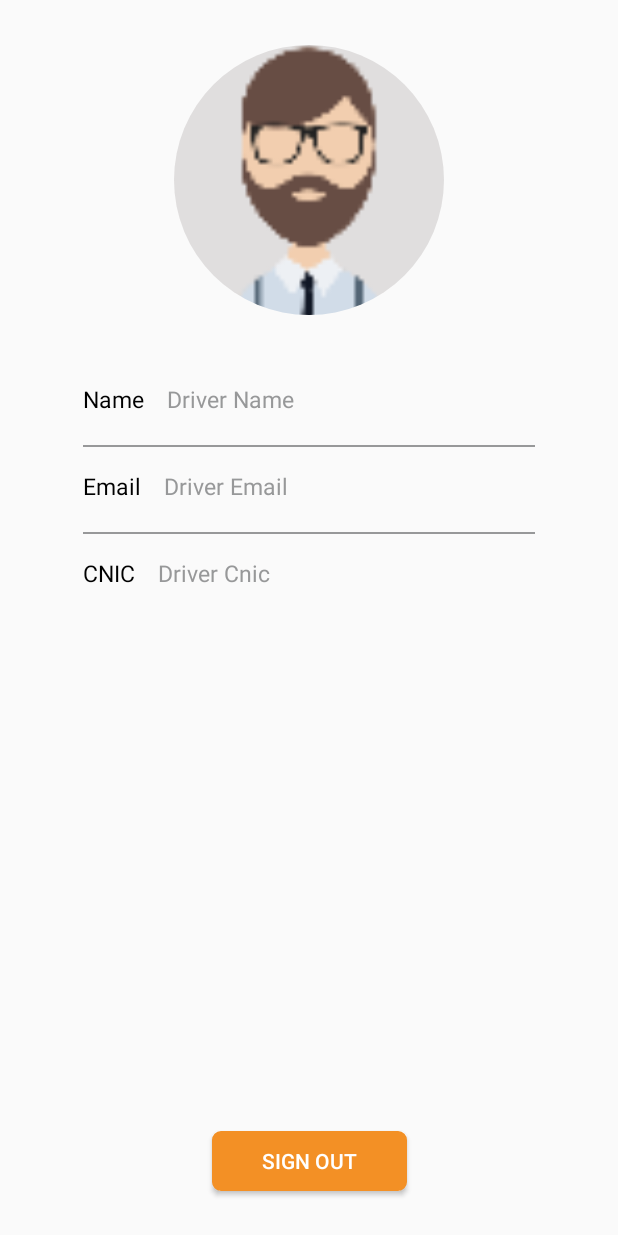
After one commit to shamisasghar/New-Logistics, an Android app: the layout fragment_profile.xml on its own in the app's theme, with its tools: preview values and no code run, on a phone screen of 412 x 824 dp. The commit adds this screen. Run offline under Robolectric (Android 15) with nearby library versions, the phone set to English and light mode, and no system bars.

Commit message:
profile fragment

```diff
--- a/app/build.gradle
+++ b/app/build.gradle
@@ -37,6 +37,8 @@ dependencies {
     compile "com.android.support:support-v4:$supportLib"
     compile "com.android.support:design:$supportLib"
     compile 'com.github.iammert:ExpandableLayout:1.4.1'
+    compile 'com.github.bumptech.glide:glide:3.7.0'
+    compile 'de.hdodenhof:circleimageview:2.2.0'
     compile 'com.squareup.okhttp3:logging-interceptor:3.6.0'
     compile 'com.google.android.gms:play-services-maps:10.0.1'
     compile 'com.google.android.gms:play-services-location:10.0.1'
--- a/app/src/main/java/com/hypernymbiz/logistics/HomeActivity.java
+++ b/app/src/main/java/com/hypernymbiz/logistics/HomeActivity.java
@@ -22,6 +22,7 @@ import com.hypernymbiz.logistics.dialog.SimpleDialog;
 import com.hypernymbiz.logistics.fragments.HomeFragment;
 import com.hypernymbiz.logistics.fragments.JobFragment;
 import com.hypernymbiz.logistics.fragments.JobNotificationFragment;
+import com.hypernymbiz.logistics.fragments.Profile_Fragment;
 import com.hypernymbiz.logistics.models.JobInfo_;
 import com.hypernymbiz.logistics.toolbox.ToolbarListener;
 import com.hypernymbiz.logistics.utils.ActivityUtils;
@@ -214,6 +215,7 @@ public class HomeActivity extends AppCompatActivity implements ToolbarListener,
         } else if (id == R.id.distance) {
 
         } else if (id == R.id.profile) {
+            addFragment(new Profile_Fragment());
         }
 
         DrawerLayout drawer = (DrawerLayout) findViewById(R.id.drawer_layout);
--- a/app/src/main/res/drawable/border_orange.xml
+++ b/app/src/main/res/drawable/border_orange.xml
@@ -3,8 +3,9 @@
     <solid android:color="@android:color/transparent" />
     <stroke
         android:width="1dip"
-        android:color="@color/colorMain" />
+        android:color="@color/colorAccent2" />
     <corners android:radius="5dip" />
+    <solid android:color="@color/colorAccent2"></solid>
     <padding
         android:bottom="0dip"
         android:left="0dip"
--- a/app/src/main/res/layout/fragment_job_details.xml
+++ b/app/src/main/res/layout/fragment_job_details.xml
@@ -176,7 +176,7 @@
             app:layout_constraintTop_toTopOf="parent"
             app:layout_constraintBottom_toBottomOf="parent"
             app:layout_constraintRight_toLeftOf="@+id/btn_canceljob"
-            android:background="@color/colorAccent2"
+            android:background="@drawable/border_orange"
             android:text="Start Job"
             android:textColor="@color/colorAccent"/>
         <Button
@@ -188,7 +188,7 @@
             app:layout_constraintTop_toTopOf="parent"
             app:layout_constraintBottom_toBottomOf="parent"
             app:layout_constraintLeft_toRightOf="@+id/btn_startjob"
-            android:background="@color/colorAccent2"
+            android:background="@drawable/border_orange"
             android:text="Cancel Job"
             android:textColor="@color/colorAccent"/>
         </android.support.constraint.ConstraintLayout>
--- /dev/null
+++ b/app/src/main/res/layout/fragment_profile.xml
@@ -0,0 +1,170 @@
+<?xml version="1.0" encoding="utf-8"?>
+<android.support.v4.widget.SwipeRefreshLayout
+    xmlns:android="http://schemas.android.com/apk/res/android"
+    android:layout_width="match_parent"
+    android:layout_height="match_parent"
+    android:id="@+id/layout_swipe"
+    xmlns:app="http://schemas.android.com/apk/res-auto">
+
+    <android.support.constraint.ConstraintLayout
+        android:layout_width="match_parent"
+        android:layout_height="match_parent">
+
+        <android.support.v4.widget.NestedScrollView
+            android:id="@+id/nestedscrollview"
+            android:layout_width="match_parent"
+            android:layout_height="0dp"
+            app:layout_constraintBottom_toTopOf="@+id/btn_signout"
+            app:layout_constraintLeft_toLeftOf="parent"
+            app:layout_constraintRight_toRightOf="parent"
+            app:layout_constraintTop_toTopOf="parent">
+
+            <RelativeLayout
+                android:id="@+id/relativelayout"
+                android:layout_width="wrap_content"
+                android:layout_height="match_parent"
+                android:layout_marginLeft="5dp"
+                android:layout_marginRight="5dp"
+                android:orientation="vertical">
+
+                <de.hdodenhof.circleimageview.CircleImageView
+                    android:id="@+id/img_driver_profile"
+                    android:layout_width="200dp"
+                    android:layout_height="180dp"
+                    android:layout_alignParentTop="true"
+                    android:layout_centerHorizontal="true"
+                    android:layout_marginTop="30dp"
+                    android:src="@drawable/driver"/>
+                <LinearLayout
+                    android:layout_width="match_parent"
+                    android:layout_height="wrap_content"
+                    android:layout_below="@+id/img_driver_profile"
+                    android:id="@+id/layout_linear1"
+                    android:layout_marginTop="30dp">
+                    <TextView
+                        android:id="@+id/label_driver_name"
+                        android:layout_width="wrap_content"
+                        android:layout_height="wrap_content"
+                        android:layout_centerHorizontal="true"
+                        android:layout_marginTop="15dp"
+                        android:text="Name"
+                        android:layout_marginLeft="50dp"
+                        android:textColor="#000"
+                        android:textSize="15sp" />
+
+                    <TextView
+                        android:id="@+id/txt_drivername"
+                        android:layout_width="0dp"
+                        android:layout_height="wrap_content"
+                        android:layout_weight="2"
+                        android:layout_marginLeft="15dp"
+                        android:layout_centerHorizontal="true"
+                        android:layout_marginTop="15dp"
+                        android:layout_below="@+id/img_driver_profile"
+                        android:text="Driver Name"
+                        android:textColor="@color/colorPrimaryDark"
+                        android:textSize="15sp" />
+                </LinearLayout>
+                <View
+                    android:layout_width="match_parent"
+                    android:layout_height="1dp"
+                    android:id="@+id/view1"
+                    android:layout_marginTop="20dp"
+                    android:layout_marginLeft="50dp"
+                    android:layout_marginRight="50dp"
+                    android:layout_below="@+id/layout_linear1"
+                    android:background="@color/colorPrimaryDark">
+                </View>
+
+                <LinearLayout
+                    android:layout_width="match_parent"
+                    android:layout_height="wrap_content"
+                    android:layout_below="@+id/view1"
+                    android:id="@+id/layout_linear2"
+                    android:layout_marginTop="0dp">
+                    <TextView
+                        android:id="@+id/label_driver_email"
+                        android:layout_width="wrap_content"
+                        android:layout_height="wrap_content"
+                        android:layout_centerHorizontal="true"
+                        android:layout_marginTop="15dp"
+                        android:text="Email"
+                        android:layout_marginLeft="50dp"
+                        android:textColor="#000"
+                        android:textSize="15sp" />
+
+                    <TextView
+                        android:id="@+id/txt_Email"
+                        android:layout_width="0dp"
+                        android:layout_height="wrap_content"
+                        android:layout_weight="2"
+                        android:layout_marginLeft="15dp"
+                        android:layout_centerHorizontal="true"
+                        android:layout_marginTop="15dp"
+                        android:layout_below="@+id/img_driver_profile"
+                        android:text="Driver Email"
+                        android:textColor="@color/colorPrimaryDark"
+                        android:textSize="15sp" />
+                </LinearLayout>
+                <View
+                    android:layout_width="match_parent"
+                    android:layout_height="1dp"
+                    android:id="@+id/view2"
+                    android:layout_marginTop="20dp"
+                    android:layout_marginLeft="50dp"
+                    android:layout_marginRight="50dp"
+                    android:layout_below="@+id/layout_linear2"
+                    android:background="@color/colorPrimaryDark">
+                </View>
+
+                <LinearLayout
+                    android:layout_width="match_parent"
+                    android:layout_height="wrap_content"
+                    android:layout_below="@+id/view2"
+                    android:id="@+id/layout_linear3"
+                    android:layout_marginTop="0dp">
+                    <TextView
+                        android:id="@+id/label_driver_cnic"
+                        android:layout_width="wrap_content"
+                        android:layout_height="wrap_content"
+                        android:layout_centerHorizontal="true"
+                        android:layout_marginTop="15dp"
+                        android:text="CNIC"
+                        android:layout_marginLeft="50dp"
+                        android:textColor="#000"
+                        android:textSize="15sp" />
+
+                    <TextView
+                        android:id="@+id/txt_driverid"
+                        android:layout_width="0dp"
+                        android:layout_height="wrap_content"
+                        android:layout_weight="2"
+                        android:layout_marginLeft="15dp"
+                        android:layout_centerHorizontal="true"
+                        android:layout_marginTop="15dp"
+                        android:layout_below="@+id/img_driver_profile"
+                        android:text="Driver Cnic"
+                        android:textColor="@color/colorPrimaryDark"
+                        android:textSize="15sp" />
+                </LinearLayout>
+
+
+
+            </RelativeLayout>
+        </android.support.v4.widget.NestedScrollView>
+
+        <Button
+            android:id="@+id/btn_signout"
+            android:layout_width="130dp"
+            android:layout_height="40dp"
+            android:layout_marginBottom="30dp"
+            android:text="Sign Out"
+            android:background="@drawable/border_orange"
+            android:textColor="#ffffff"
+            app:layout_constraintTop_toBottomOf="@+id/nestedscrollview"
+            app:layout_constraintLeft_toLeftOf="parent"
+            app:layout_constraintBottom_toBottomOf="parent"
+            app:layout_constraintRight_toRightOf="parent" />
+    </android.support.constraint.ConstraintLayout>
+
+</android.support.v4.widget.SwipeRefreshLayout>
```
Also changed, not shown: app/src/main/java/com/hypernymbiz/logistics/LoginActivity.java (+26 -25 lines), app/src/main/java/com/hypernymbiz/logistics/fragments/Profile_Fragment.java (added, +210 -0 lines).
